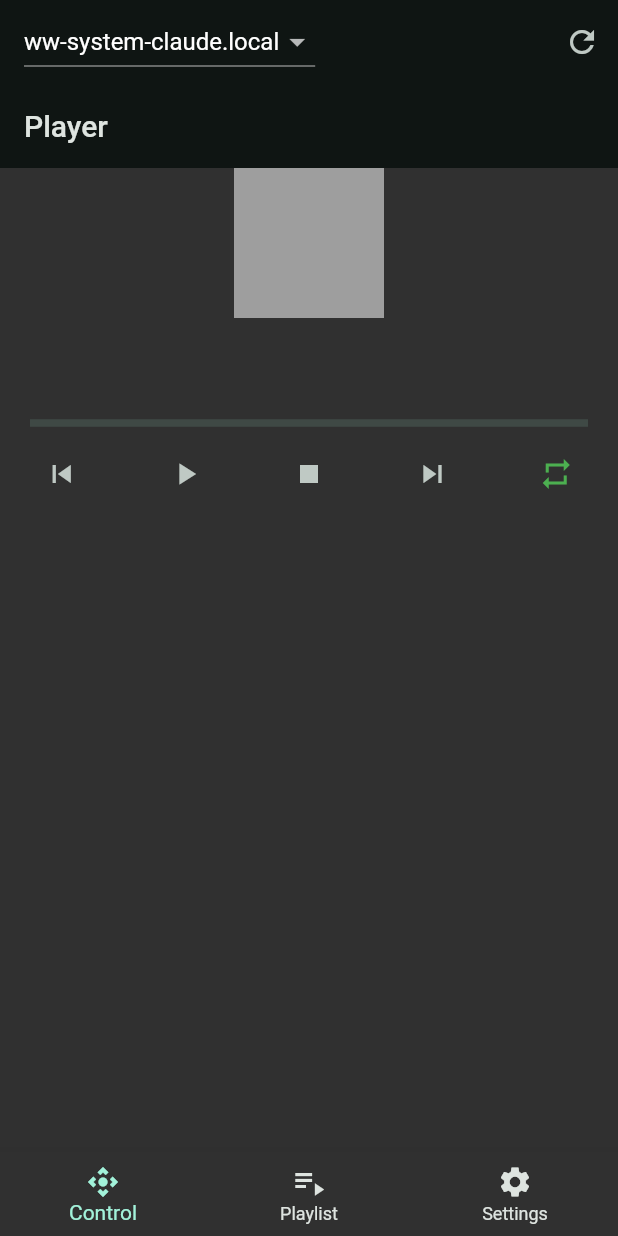
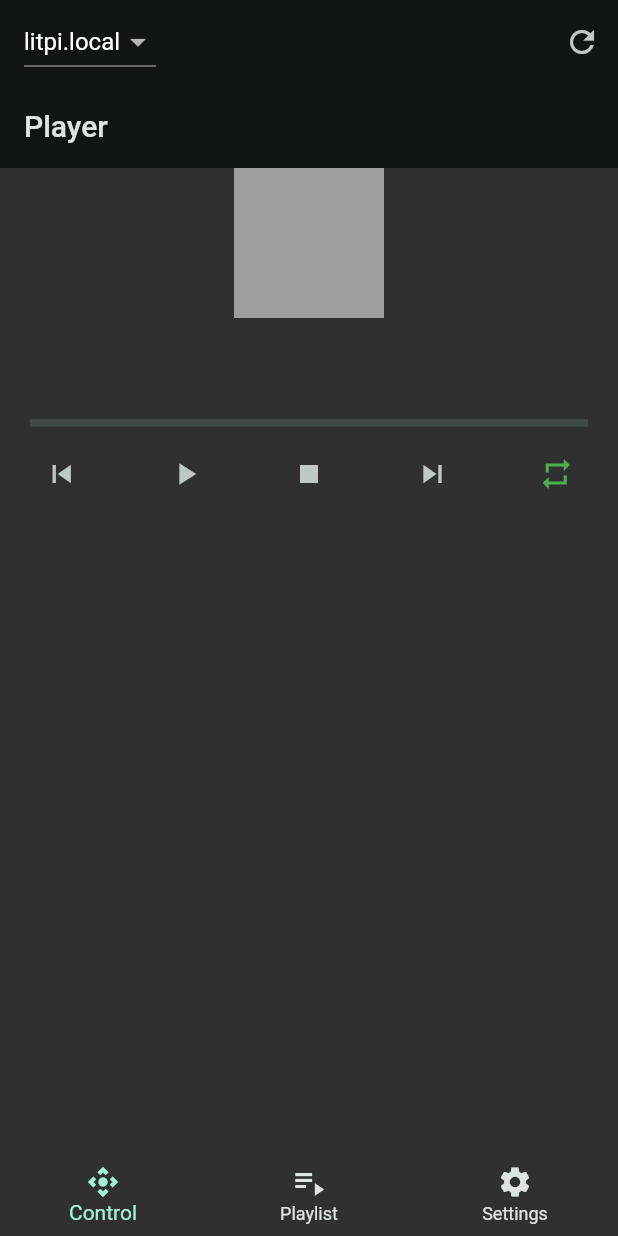
Before and after one commit to eshkrab/ww_system_gui, a Flutter app: the screen it shows after launch, on a phone screen of 412 x 824 dp. Run offline on Flutter 3.47's test engine with Material 2 defaults, Android fonts, the phone set to English and light mode, and no system bars; our stand-ins replace dio, file_picker; network calls fail.

Commit message:
litpi initial address

```diff
--- a/lib/main.dart
+++ b/lib/main.dart
@@ -24,7 +24,7 @@ class MyApp extends StatelessWidget {
   Widget build(BuildContext context) {
     final appSettings = AppSettings(
       isDarkModeEnabled: true,
-      serverIP: 'ww-system-claude.local',
+      serverIP: 'litpi.local',
       serverPort: 8000,
     );
 
```
Also changed, not shown: 3 other files.
